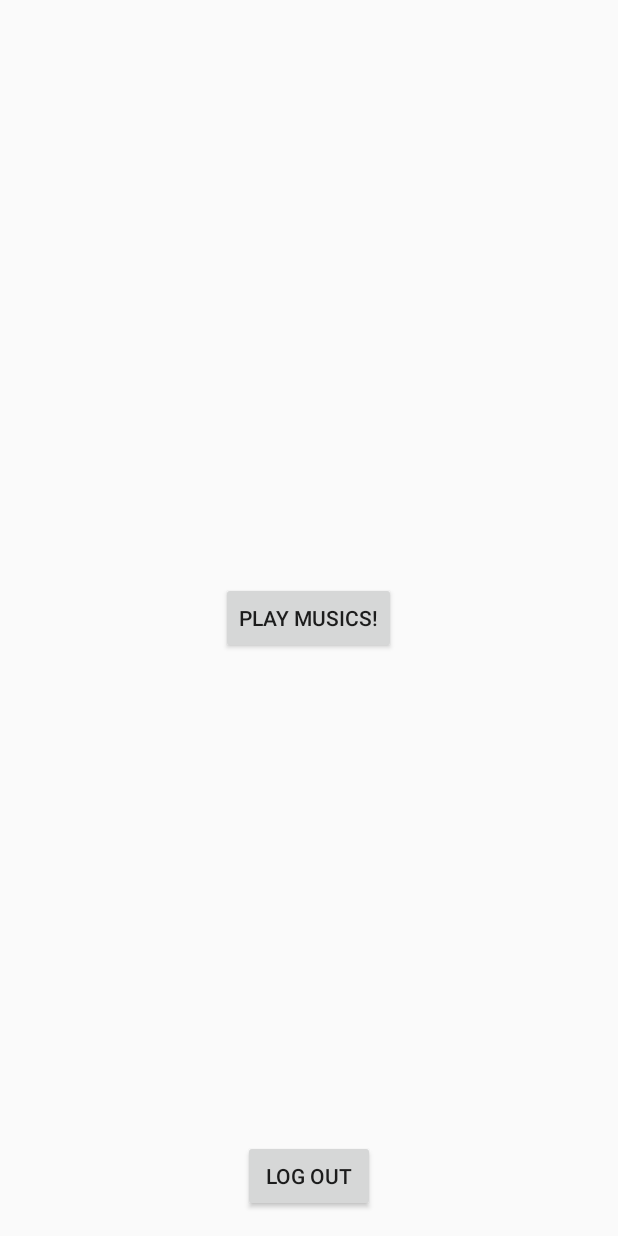
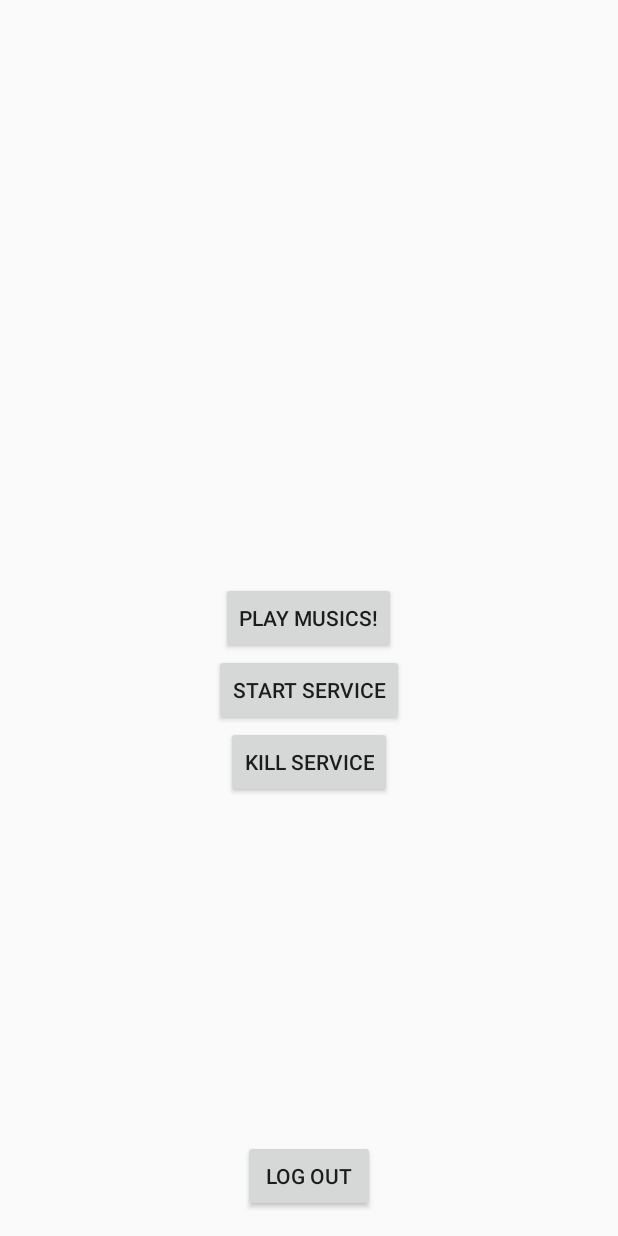
Before and after one commit to amcolash/pebblify, an Android app: the screen it shows after launch (MainActivity), on a phone screen of 412 x 824 dp. Run offline under Robolectric (Android 15) with nearby library versions, the phone set to English and light mode, and no system bars; libraries missing offline, so code that uses them is left out: com.getpebble.android, com.spotify.sdk; 5 statements that could not run were skipped.

Commit message:
Working on making app more robust, less clunky

```diff
--- a/app/src/main/java/pebblify/pebblify/AppManager.java
+++ b/app/src/main/java/pebblify/pebblify/AppManager.java
@@ -3,11 +3,16 @@ package pebblify.pebblify;
 import android.app.Instrumentation;
 import android.content.Context;
 import android.content.Intent;
+import android.media.AudioManager;
+import android.media.MediaPlayer;
 import android.net.Uri;
 import android.provider.MediaStore;
 import android.util.Log;
 import android.view.KeyEvent;
 import android.view.inputmethod.BaseInputConnection;
+
+import com.getpebble.android.kit.PebbleKit;
+import com.getpebble.android.kit.util.PebbleDictionary;
 
 import java.util.UUID;
 
@@ -20,6 +25,8 @@ public class AppManager {
   private Context context;
   private final static UUID PEBBLE_APP_UUID = UUID.fromString("1e3227f8-9195-4f77-8c53-fd16c9cba205");
   private boolean playing;
+
+  private String currentTrack;
 
   private AppManager(){
     //private because singleton
@@ -51,6 +58,14 @@ public class AppManager {
 
   public String getAuthToken() {
     return authToken;
+  }
+
+  public void setCurrentTrack(String id) {
+    currentTrack = id;
+  }
+
+  public String getCurrentTrack() {
+    return currentTrack;
   }
 
   /* Spotify app state management */
@@ -106,4 +121,21 @@ public class AppManager {
     }.start();
   }
 
+  public void sendString(int key, String value) {
+    PebbleDictionary data = new PebbleDictionary();
+    data.addString(key, value);
+    PebbleKit.sendDataToPebble(context, PEBBLE_APP_UUID, data);
+  }
+
+  /*
+  PebbleKit.registerReceivedNackHandler(context, new PebbleNackReceiver(PEBBLE_APP_UUID) {
+
+    @Override
+    public void receiveNack(Context c, int transactionId) {
+      Log.i(getLocalClassName(), "Received nack for transaction " + transactionId);
+    }
+
+  });
+  */
+
 }
--- a/app/src/main/java/pebblify/pebblify/MainActivity.java
+++ b/app/src/main/java/pebblify/pebblify/MainActivity.java
@@ -56,7 +56,7 @@ public class MainActivity extends Activity {
     play.setOnClickListener(new View.OnClickListener() {
       @Override
       public void onClick(View v) {
-        appManager.resumePause();
+        appManager.playPlaylist("");
       }
     });
 
@@ -65,6 +65,22 @@ public class MainActivity extends Activity {
       @Override
       public void onClick(View v) {
         AuthenticationClient.logout(getBaseContext());
+      }
+    });
+
+    Button startService = (Button) findViewById(R.id.startService);
+    startService.setOnClickListener(new View.OnClickListener() {
+      @Override
+      public void onClick(View v) {
+        startService(new Intent(appManager.getContext(), ReceiveHandlerService.class));
+      }
+    });
+
+    Button endService = (Button) findViewById(R.id.killService);
+    endService.setOnClickListener(new View.OnClickListener() {
+      @Override
+      public void onClick(View v) {
+        stopService(new Intent(appManager.getContext(), ReceiveHandlerService.class));
       }
     });
   }
--- a/app/src/main/res/layout/activity_main.xml
+++ b/app/src/main/res/layout/activity_main.xml
@@ -23,4 +23,20 @@
     android:id="@+id/play"
     android:layout_centerVertical="true"
     android:layout_centerHorizontal="true"/>
+
+  <Button
+    android:layout_width="wrap_content"
+    android:layout_height="wrap_content"
+    android:text="Kill Service"
+    android:id="@+id/killService"
+    android:layout_below="@+id/startService"
+    android:layout_centerHorizontal="true"/>
+
+  <Button
+    android:layout_width="wrap_content"
+    android:layout_height="wrap_content"
+    android:text="Start Service"
+    android:id="@+id/startService"
+    android:layout_below="@+id/play"
+    android:layout_centerHorizontal="true"/>
 </RelativeLayout>
```
Also changed, not shown: app/src/main/java/pebblify/pebblify/ReceiveHandlerService.java (+5 -10 lines), app/src/main/java/pebblify/pebblify/SpotifyBroadcastReceiver.java (+7 -1 lines).
